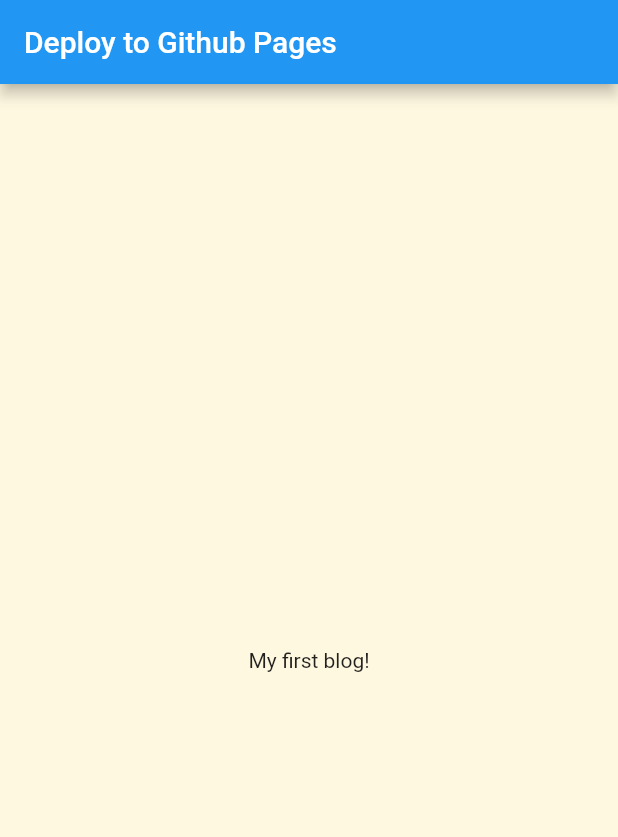
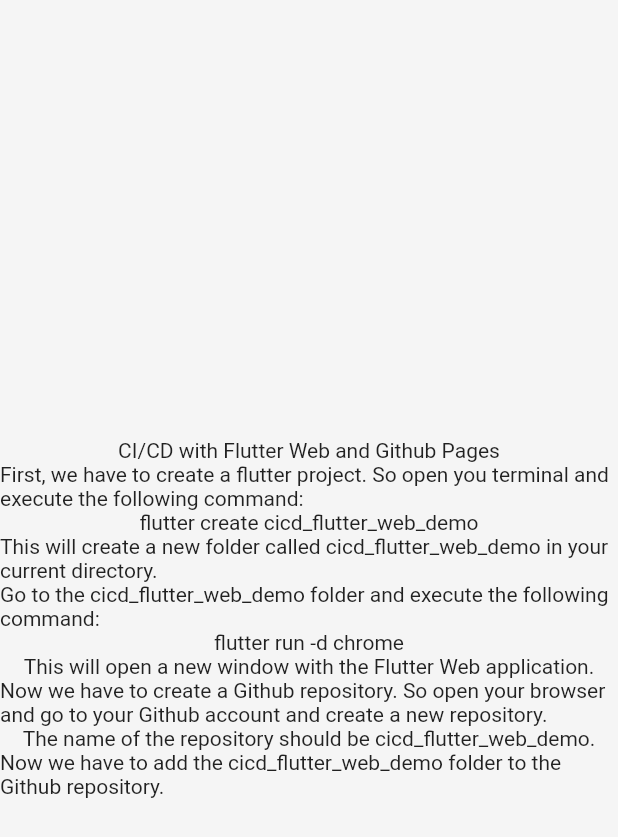
Before and after one commit to jonasreycian/auto_deploy_flutter_web_to_ghpages, a Flutter app: the screen it shows after launch, on a phone screen of 412 x 824 dp. Shown: the top 837 px of the screen. Run offline on Flutter 3.47's test engine with Material 2 defaults, Android fonts, the light colour scheme and no system bars.

Commit message:
Update md file

```diff
--- a/lib/main.dart
+++ b/lib/main.dart
@@ -26,16 +26,29 @@
   @override
   Widget build(BuildContext context) {
     return Scaffold(
-      appBar: AppBar(
-        title: const Text('Deploy to Github Pages'),
-      ),
       body: Container(
-        color: Colors.amber[50],
+        color: Colors.grey[100],
         child: Center(
           child: Column(
             mainAxisAlignment: MainAxisAlignment.center,
             children: const <Widget>[
-              Text('My first blog!'),
+              Text('CI/CD with Flutter Web and Github Pages'),
+              Text(
+                  'First, we have to create a flutter project. So open you terminal and execute the following command:'),
+              Text('flutter create cicd_flutter_web_demo'),
+              Text(
+                  'This will create a new folder called cicd_flutter_web_demo in your current directory.'),
+              Text(
+                  'Go to the cicd_flutter_web_demo folder and execute the following command:'),
+              Text('flutter run -d chrome'),
+              Text(
+                  'This will open a new window with the Flutter Web application.'),
+              Text(
+                  'Now we have to create a Github repository. So open your browser and go to your Github account and create a new repository.'),
+              Text(
+                  'The name of the repository should be cicd_flutter_web_demo.'),
+              Text(
+                  'Now we have to add the cicd_flutter_web_demo folder to the Github repository.'),
             ],
           ),
         ),
```
Also changed, not shown: 1 other file.
